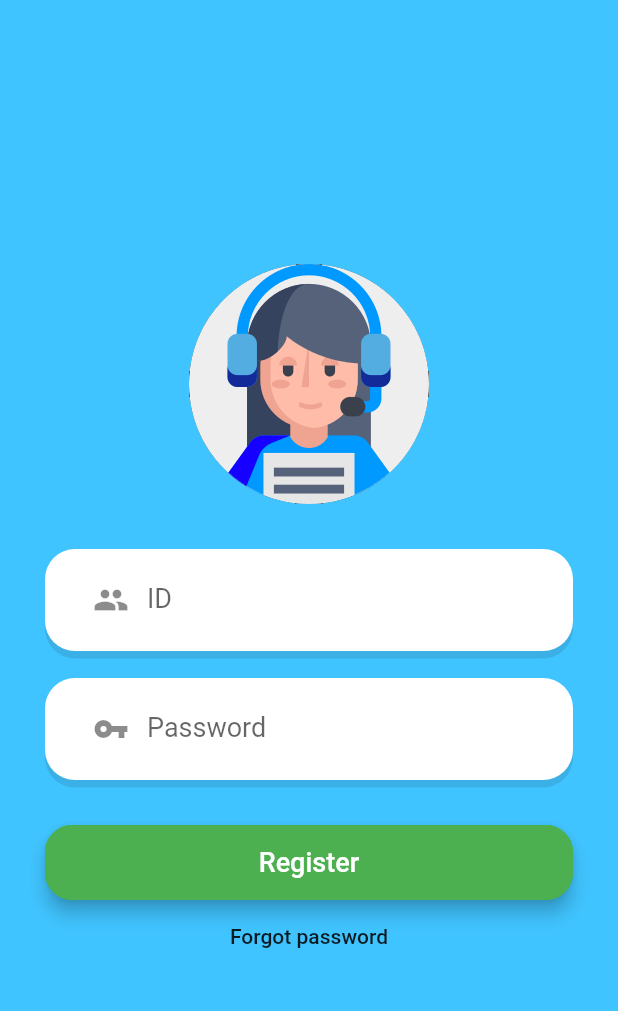
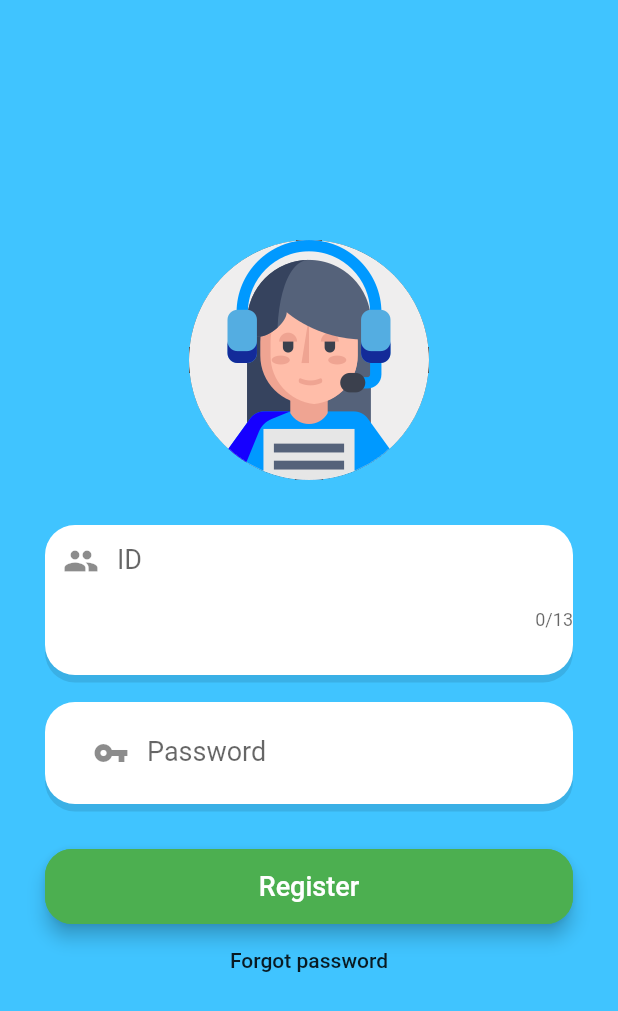
Before and after one commit to PawaOx4th/BaibuaChatbot, a Flutter app: the LoginScreen screen opened directly, on a phone screen of 412 x 824 dp. Shown: the top 1011 px of the screen. Run offline on Flutter 3.47's test engine with Material 2 defaults, Android fonts, the phone set to English and light mode, and no system bars; our stand-ins replace googleapis_auth; project files that could hold a hidden picture were left out.

Commit message:
+ fix !! Button Overflowed in Login.dart

```diff
--- a/BaibuaAppchat/lib/Login.dart
+++ b/BaibuaAppchat/lib/Login.dart
@@ -29,11 +29,13 @@ class _LoginScreenState extends State<LoginScreen> {
                 Column(
                   children: <Widget>[
                     Container(
+
                       padding: EdgeInsets.all(30),
                       child: Column(
                         children: <Widget>[
                           Container(
-                            padding: EdgeInsets.all(10),
+                            height: 100 ,
+//                            padding: EdgeInsets.all(10),
                             decoration: BoxDecoration(
                               color: Colors.white,
                               borderRadius: BorderRadius.circular(20.0),
@@ -44,10 +46,7 @@ class _LoginScreenState extends State<LoginScreen> {
                                 ),
                               ],
                             ),
-                            child: Padding(
-                              padding:
-                                  const EdgeInsets.only(left: 10, right: 10),
-                              child: TextField(
+                            child:  TextFormField(
                               keyboardType: TextInputType.number,
                               decoration: InputDecoration(
                                 hintText: "ID",
@@ -57,8 +56,9 @@ class _LoginScreenState extends State<LoginScreen> {
                                   fontSize: 18.0,
                                 ),
                               ),
-                                controller: _id, // binding data
-                              ),
+                              controller: _id,
+                              maxLength: 13,
+                              // binding data
                             ),
                           ),
                           SizedBox(
```
Lines whose indentation alone changed are shown as unchanged.
